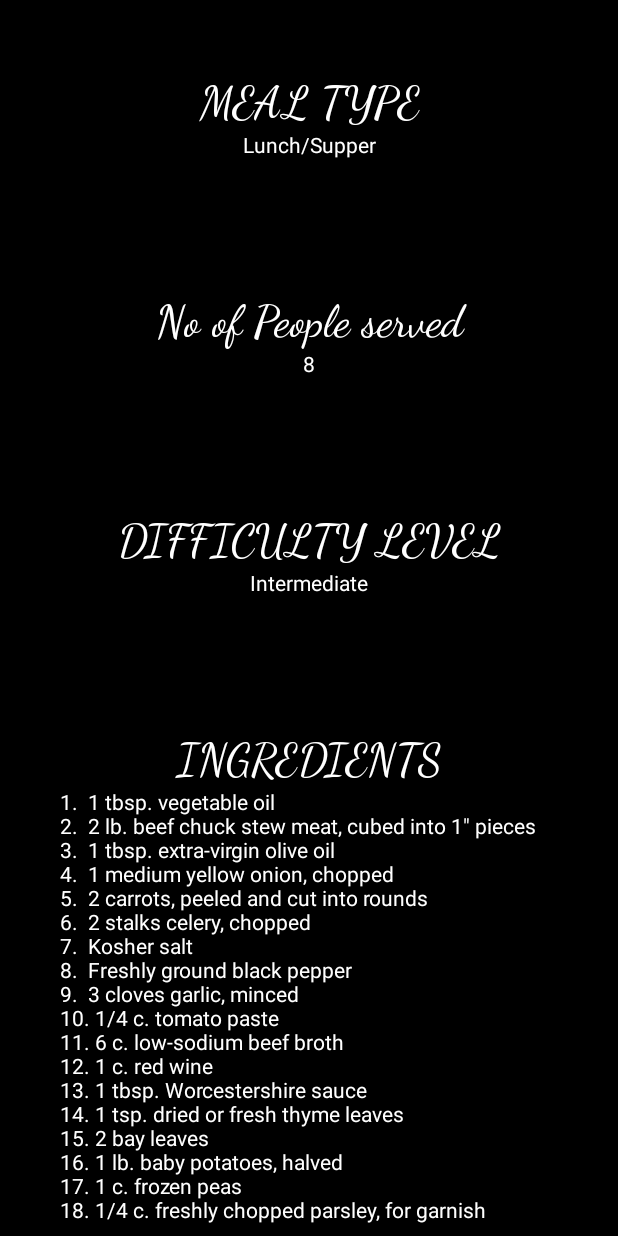
After one commit to LAURENWAWERU/mobile_food_recipe_app, an Android app built with Jetpack Compose: the BeefStewActivity screen opened directly, with no data from a screen before it, on a phone screen of 412 x 824 dp. The commit adds this screen. Run offline under Robolectric (Android 15) with nearby library versions, the phone set to English and light mode, and no system bars.

Commit message:
CAT 1-MOBILE RECIPE APP

```diff
--- a/app/build.gradle
+++ b/app/build.gradle
@@ -25,6 +25,9 @@ android {
             minifyEnabled false
             proguardFiles getDefaultProguardFile('proguard-android-optimize.txt'), 'proguard-rules.pro'
         }
+    }
+    buildFeatures{
+         viewBinding true
     }
     compileOptions {
         sourceCompatibility JavaVersion.VERSION_1_8
--- /dev/null
+++ b/app/src/main/java/com/example/recipeapp/BeefStewActivity.kt
@@ -0,0 +1,105 @@
+package com.example.recipeapp
+
+import android.annotation.SuppressLint
+import android.content.Context
+import android.os.Bundle
+import android.view.LayoutInflater
+import android.view.View
+import android.view.ViewGroup
+import android.widget.BaseAdapter
+import android.widget.ListView
+import android.widget.TextView
+import androidx.activity.ComponentActivity
+
+class BeefStewActivity: ComponentActivity() {
+    override fun onCreate(savedInstanceState: Bundle?) {
+        super.onCreate(savedInstanceState)
+        setContentView(R.layout.activity_details)
+        val detailslistView = findViewById<ListView>(R.id.detailslistview)
+        detailslistView.adapter=BCustomAdapter(this)
+
+
+    }
+}
+private class BCustomAdapter(context: Context): BaseAdapter() {
+
+    private val ncontext: Context
+
+    init {
+        ncontext = context
+    }
+
+    override fun getCount(): Int {
+
+        return 1
+
+    }
+
+    override fun getItem(position: Int): Any {
+
+
+        return "TestString"
+    }
+
+    override fun getItemId(position: Int): Long {
+        return position.toLong()
+    }
+
+    //responsible for rendering row
+    @SuppressLint("SetTextI18n", "SuspiciousIndentation")
+    override fun getView(position: Int, convertView: View?, viewGroup: ViewGroup?): View {
+        val layoutInflater = LayoutInflater.from(ncontext)
+        val detailsactivitylistview = layoutInflater.inflate(
+            R.layout.activity_detailslistview, viewGroup,
+            false
+        )
+        val mealtype: TextView = detailsactivitylistview.findViewById(R.id.mealtype)
+        mealtype.text = "Lunch/Supper"
+        val peopleserved: TextView = detailsactivitylistview.findViewById(R.id.peopleserved)
+        peopleserved.text = "8"
+        val difficultylevel: TextView =
+            detailsactivitylistview.findViewById(R.id.difficultylevel)
+        difficultylevel.text = "Intermediate"
+        val ingredients: TextView = detailsactivitylistview.findViewById(R.id.ingredients)
+        ingredients.text =
+                                    "1.  1 tbsp. vegetable oil\n" +
+                                    "2.  2 lb. beef chuck stew meat, cubed into 1\" pieces\n" +
+                                    "3.  1 tbsp. extra-virgin olive oil\n" +
+                                    "4.  1 medium yellow onion, chopped\n" +
+                                    "5.  2 carrots, peeled and cut into rounds\n" +
+                                    "6.  2 stalks celery, chopped\n" +
+                                    "7.  Kosher salt\n" +
+                                    "8.  Freshly ground black pepper\n" +
+                                    "9.  3 cloves garlic, minced\n" +
+                                    "10. 1/4 c. tomato paste\n" +
+                                    "11. 6 c. low-sodium beef broth\n" +
+                                    "12. 1 c. red wine\n" +
+                                    "13. 1 tbsp. Worcestershire sauce\n" +
+                                    "14. 1 tsp. dried or fresh thyme leaves\n" +
+                                    "15. 2 bay leaves\n" +
+                                    "16. 1 lb. baby potatoes, halved\n" +
+                                    "17. 1 c. frozen peas\n" +
+                                    "18. 1/4 c. freshly chopped parsley, for garnish"
+        val preparationsteps: TextView =
+            detailsactivitylistview.findViewById(R.id.preparationsteps)
+        preparationsteps.text =
+                    "1.  In a  heavy-bottomed pot over medium heat, heat oil.\n" +
+                    "2.  Add beef and cook until seared on all sides, 10 minutes, working in batches if necessary.\n " +
+                    "3.  Transfer beef to a plate. \n" +
+                    "4.  In the same pot, cook onion, carrots, and celery until soft, 5 minutes.\n" +
+                    "5.  Season with salt and pepper. \n" +
+                    "6.  Add garlic and tomato paste and cook until garlic is fragrant and tomato paste has darkened, 2 minutes. \n" +
+                    "7.  Add beef back to dutch oven then add broth, wine, Worcestershire sauce, thyme, and bay leaves. \n" +
+                    "8.  Bring to a boil then reduce heat to a simmer. Season with salt and pepper.\n" +
+                    "9.  Cover and let simmer until beef is tender, 30 to 45 minutes.\n" +
+                    "10. Add potatoes and simmer, covered, until potatoes are tender, 15 minutes. \n" +
+                    "11. Remove bay leaves. Stir in peas and cook until warmed through, 2 minutes.\n" +
+                    "12. Season stew to taste with salt and pepper, then ladle into serving bowls and garish with parsley. "
+
+
+
+
+        return detailsactivitylistview
+
+    }
+}
--- a/app/src/main/res/layout/activity_details.xml
+++ b/app/src/main/res/layout/activity_details.xml
@@ -5,7 +5,7 @@
     android:background="@color/black"
     xmlns:tools="http://schemas.android.com/tools">
     <ListView
-        android:id="@+id/listview"
+        android:id="@+id/detailslistview"
         android:layout_width="match_parent"
         android:layout_height="match_parent"
         android:background="@color/black"
--- a/app/src/main/res/layout/activity_detailslistview.xml
+++ b/app/src/main/res/layout/activity_detailslistview.xml
@@ -4,52 +4,106 @@
     android:layout_height="match_parent"
     android:background="@color/black"
     android:orientation="vertical">
+
     <TextView
-        android:id="@+id/textview1"
         android:layout_width="match_parent"
         android:layout_height="wrap_content"
+        android:gravity="center"
         android:paddingTop="50dp"
+        android:textSize="30dp"
+        android:fontFamily="cursive"
+        android:text="MEAL TYPE"
+        android:textColor="@color/white" />
+    <TextView
+        android:id="@+id/mealtype"
+        android:layout_width="match_parent"
+        android:layout_height="wrap_content"
+
         android:paddingBottom="40dp"
+
         android:gravity="center"
         android:textColor="@color/white"
         />
     <TextView
-        android:id="@+id/textview2"
         android:layout_width="match_parent"
         android:layout_height="wrap_content"
         android:paddingTop="50dp"
+        android:textSize="30dp"
+        android:fontFamily="cursive"
+        android:gravity="center"
+        android:textColor="@color/white"
+        android:text="No of People served"
+        />
+    <TextView
+        android:id="@+id/peopleserved"
+        android:layout_width="match_parent"
+        android:layout_height="wrap_content"
+
+        android:paddingBottom="40dp"
+
+        android:gravity="center"
+        android:textColor="@color/white"
+
+        />
+    <TextView
+        android:layout_width="match_parent"
+        android:layout_height="wrap_content"
+        android:paddingTop="50dp"
+        android:textSize="30dp"
+        android:fontFamily="cursive"
+        android:gravity="center"
+        android:textColor="@color/white"
+        android:text="DIFFICULTY LEVEL"
+        />
+    <TextView
+        android:id="@+id/difficultylevel"
+        android:layout_width="match_parent"
+        android:layout_height="wrap_content"
         android:paddingBottom="40dp"
         android:gravity="center"
         android:textColor="@color/white"
 
         />
     <TextView
-        android:id="@+id/textview3"
         android:layout_width="match_parent"
         android:layout_height="wrap_content"
         android:paddingTop="50dp"
+        android:textSize="30dp"
+        android:fontFamily="cursive"
+        android:gravity="center"
+        android:textColor="@color/white"
+        android:text="INGREDIENTS"
+        />
+    <TextView
+        android:id="@+id/ingredients"
+        android:layout_width="match_parent"
+        android:layout_height="wrap_content"
         android:paddingBottom="40dp"
-        android:gravity="center"
+        android:layout_marginStart="40dp"
+        android:layout_marginEnd="40dp"
+
         android:textColor="@color/white"
 
         />
     <TextView
-        android:id="@+id/textview4"
         android:layout_width="match_parent"
         android:layout_height="wrap_content"
         android:paddingTop="50dp"
-        android:paddingBottom="40dp"
+        android:textSize="30dp"
+        android:fontFamily="cursive"
         android:gravity="center"
         android:textColor="@color/white"
-
+        android:text="PREPARATION STEPS"
         />
     <TextView
-        android:id="@+id/textview5"
+
+
+        android:id="@+id/preparationsteps"
         android:layout_width="match_parent"
         android:layout_height="wrap_content"
-        android:paddingTop="50dp"
         android:paddingBottom="40dp"
-        android:gravity="center"
+        android:layout_marginStart="40dp"
+        android:layout_marginEnd="40dp"
         android:textColor="@color/white"
 
         />
--- a/app/src/main/res/layout/activity_listview.xml
+++ b/app/src/main/res/layout/activity_listview.xml
@@ -12,6 +12,7 @@
             android:layout_height="100dp"
 
             android:src="@drawable/ic_launcher_foreground"
+
             />
 
         <TextView
--- a/app/src/main/res/layout/activity_main.xml
+++ b/app/src/main/res/layout/activity_main.xml
@@ -7,7 +7,7 @@
     android:layout_width="match_parent"
     android:layout_height="match_parent"
     xmlns:tools="http://schemas.android.com/tools"
-    tools:context=".MainActivity"
+    tools:context=".SplashActivity"
     tools:ignore="MissingClass">
     <TextView
         android:layout_width="match_parent"
```
Also changed, not shown: app/src/main/AndroidManifest.xml (+28 -7 lines), app/src/main/java/com/example/recipeapp/GitheriActivity.kt (added, +98 -0 lines), app/src/main/java/com/example/recipeapp/MainActivity.kt (+42 -8 lines), app/src/main/java/com/example/recipeapp/MatokeActivity.kt (added, +95 -0 lines), app/src/main/java/com/example/recipeapp/MukimoActivity.kt (added, +88 -0 lines), app/src/main/java/com/example/recipeapp/PilauActivity.kt (added, +98 -0 lines), 1 other file.
